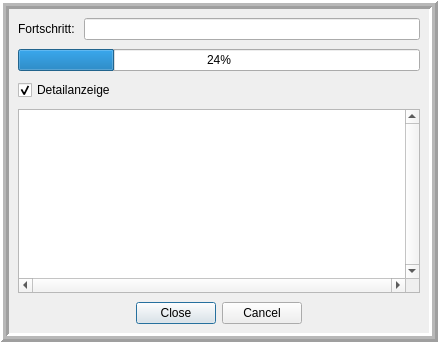
Before: the Qt Designer form linbo_gui/fortschrittdialog.ui in linuxmuster/linuxmuster-linbo, drawn with Qt 5.
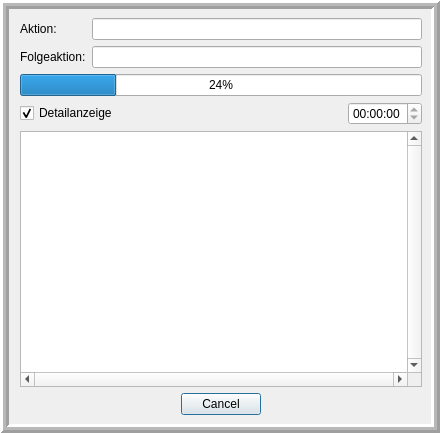
After: the same form once the commit is applied.

Patch:
```diff
--- a/linbo_gui/fortschrittdialog.ui
+++ b/linbo_gui/fortschrittdialog.ui
@@ -6,8 +6,8 @@
    <rect>
     <x>0</x>
     <y>0</y>
-    <width>438</width>
-    <height>342</height>
+    <width>440</width>
+    <height>433</height>
    </rect>
   </property>
   <property name="windowTitle">
@@ -44,31 +44,19 @@
       <number>3</number>
      </property>
      <layout class="QVBoxLayout" name="verticalLayout">
-      <property name="spacing">
-       <number>9</number>
-      </property>
       <property name="leftMargin">
-       <number>9</number>
-      </property>
-      <property name="topMargin">
-       <number>9</number>
-      </property>
-      <property name="rightMargin">
-       <number>9</number>
-      </property>
-      <property name="bottomMargin">
-       <number>9</number>
+       <number>11</number>
       </property>
       <item>
-       <layout class="QHBoxLayout" name="horizontalLayout">
-        <item>
+       <layout class="QFormLayout" name="formLayout">
+        <item row="0" column="0">
          <widget class="QLabel" name="aktionLabel">
           <property name="text">
-           <string>Fortschritt:</string>
+           <string>Aktion:</string>
           </property>
          </widget>
         </item>
-        <item>
+        <item row="0" column="1">
          <widget class="QLineEdit" name="aktion">
           <property name="minimumSize">
            <size>
@@ -81,6 +69,20 @@
           </property>
          </widget>
         </item>
+        <item row="1" column="0">
+         <widget class="QLabel" name="label">
+          <property name="text">
+           <string>Folgeaktion:</string>
+          </property>
+         </widget>
+        </item>
+        <item row="1" column="1">
+         <widget class="QLineEdit" name="folgeAktion">
+          <property name="readOnly">
+           <bool>true</bool>
+          </property>
+         </widget>
+        </item>
        </layout>
       </item>
       <item>
@@ -97,14 +99,38 @@
        </widget>
       </item>
       <item>
-       <widget class="QCheckBox" name="details">
-        <property name="text">
-         <string>Detailanzeige</string>
-        </property>
-        <property name="checked">
-         <bool>true</bool>
-        </property>
-       </widget>
+       <layout class="QHBoxLayout" name="horizontalLayout_2" stretch="0,1,0">
+        <item>
+         <widget class="QCheckBox" name="details">
+          <property name="text">
+           <string>Detailanzeige</string>
+          </property>
+          <property name="checked">
+           <bool>true</bool>
+          </property>
+         </widget>
+        </item>
+        <item>
+         <spacer name="horizontalSpacer">
+          <property name="orientation">
+           <enum>Qt::Horizontal</enum>
+          </property>
+          <property name="sizeHint" stdset="0">
+           <size>
+            <width>40</width>
+            <height>20</height>
+           </size>
+          </property>
+         </spacer>
+        </item>
+        <item>
+         <widget class="QTimeEdit" name="processTime">
+          <property name="readOnly">
+           <bool>true</bool>
+          </property>
+         </widget>
+        </item>
+       </layout>
       </item>
       <item>
        <widget class="QTextEdit" name="log">
@@ -128,7 +154,7 @@
          <enum>Qt::Horizontal</enum>
         </property>
         <property name="standardButtons">
-         <set>QDialogButtonBox::Cancel|QDialogButtonBox::Close</set>
+         <set>QDialogButtonBox::Cancel</set>
         </property>
         <property name="centerButtons">
          <bool>true</bool>
```
Left out of the diff: 9 changed lines with no effect on the pictures.
